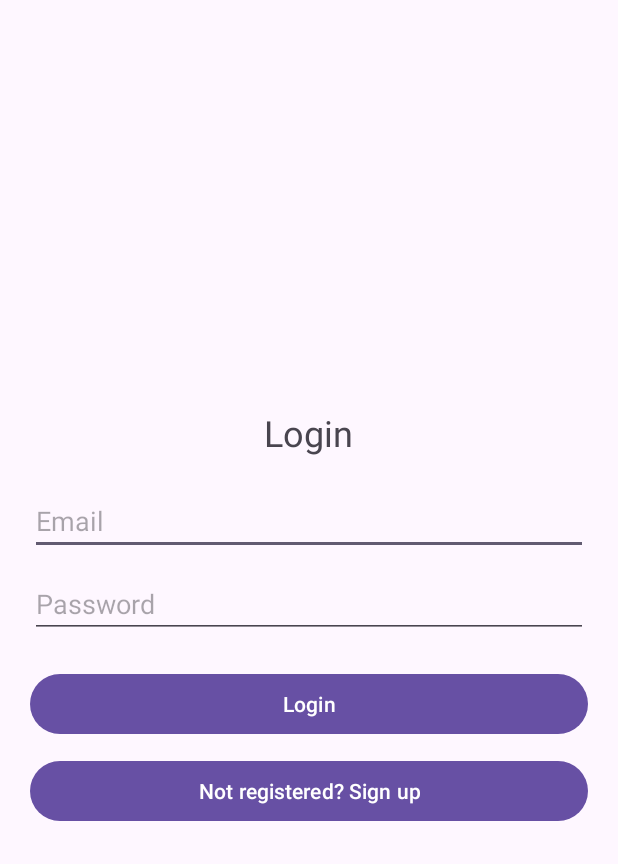
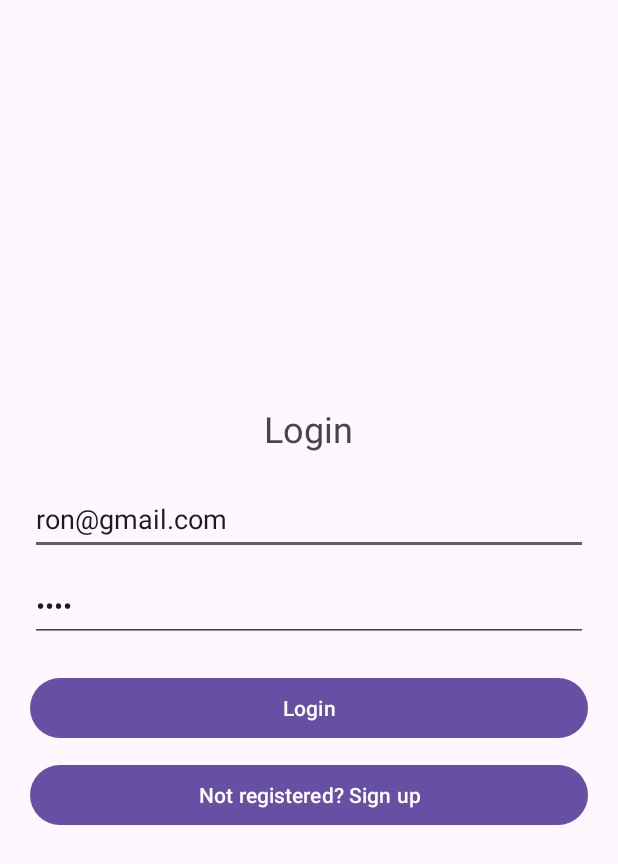
Before and after one commit to Yonatanfer/androidProject, an Android app: the screen it shows after launch (MainActivity), on a phone screen of 412 x 824 dp. Shown: the top 864 px of the screen. Run offline under Robolectric (Android 15) with nearby library versions, the phone set to English and light mode, and no system bars; our stand-ins replace Firebase (no records; nobody signed in at launch, a user with empty details on screens opened directly).

```diff
--- a/app/build.gradle
+++ b/app/build.gradle
@@ -36,8 +36,9 @@ dependencies {
     implementation libs.activity
     implementation libs.constraintlayout
     implementation libs.firebase.firestore
+    implementation 'com.squareup.picasso:picasso:2.71828'
+
     testImplementation libs.junit
     androidTestImplementation libs.ext.junit
     androidTestImplementation libs.espresso.core
-    implementation 'com.squareup.picasso:picasso:2.8'
 }
--- a/app/src/main/java/com/example/yonatanproject/HomepageActivity.java
+++ b/app/src/main/java/com/example/yonatanproject/HomepageActivity.java
@@ -7,7 +7,7 @@ import androidx.recyclerview.widget.RecyclerView;
 import android.os.Bundle;
 import android.widget.Toast;
 
-import com.example.yonatanproject.models.User;
+import com.example.yonatanproject.User;
 import com.google.firebase.firestore.FirebaseFirestore;
 import com.google.firebase.firestore.DocumentSnapshot;
 
@@ -28,7 +28,7 @@ public class HomepageActivity extends AppCompatActivity {
         rvUsers = findViewById(R.id.rvUsers);
         db = FirebaseFirestore.getInstance();
         usersList = new ArrayList<>();
-        adapter = new UserAdapter(this, usersList);
+        adapter = new UserAdapter(usersList, this);
 
         rvUsers.setLayoutManager(new LinearLayoutManager(this));
         rvUsers.setAdapter(adapter);
--- a/app/src/main/java/com/example/yonatanproject/RegisterActivity.java
+++ b/app/src/main/java/com/example/yonatanproject/RegisterActivity.java
@@ -13,7 +13,7 @@ import android.os.Bundle;
 import android.provider.MediaStore;
 import android.widget.*;
 
-import com.example.yonatanproject.models.User;
+import com.example.yonatanproject.User;
 import com.google.firebase.firestore.FirebaseFirestore;
 
 import java.io.IOException;
--- a/app/src/main/java/com/example/yonatanproject/models/User.java
+++ b/app/src/main/java/com/example/yonatanproject/User.java
@@ -1,4 +1,4 @@
-package com.example.yonatanproject.models;
+package com.example.yonatanproject;
 
 public class User {
     private String firstName;
--- a/app/src/main/java/com/example/yonatanproject/UserDetailsDialog.java
+++ b/app/src/main/java/com/example/yonatanproject/UserDetailsDialog.java
@@ -10,7 +10,7 @@ import androidx.annotation.NonNull;
 import androidx.annotation.Nullable;
 import androidx.fragment.app.DialogFragment;
 
-import com.example.yonatanproject.models.User;
+import com.example.yonatanproject.User;
 import com.squareup.picasso.Picasso;
 
 public class UserDetailsDialog extends DialogFragment {
@@ -37,8 +37,8 @@ public class UserDetailsDialog extends DialogFragment {
         tvEmail.setText(user.getEmail());
         tvPhone.setText(user.getPhone());
 
-        if (user.getUrl() != null && !user.getUrl().isEmpty()) {
-            Picasso.get().load(user.getUrl()).into(ivProfileLarge);
+        if (user.getImageUrl() != null && !user.getImageUrl().isEmpty()) {
+            Picasso.get().load(user.getImageUrl()).into(ivProfileLarge);
         }
 
         return view;
--- a/app/src/main/res/layout/activity_main.xml
+++ b/app/src/main/res/layout/activity_main.xml
@@ -11,34 +11,40 @@
         android:textSize="24sp"
         android:layout_width="wrap_content"
         android:layout_height="wrap_content"
-        android:layout_marginBottom="20dp"/>
+        android:layout_marginBottom="20dp" />
 
     <EditText
         android:id="@+id/etLoginEmail"
         android:hint="Email"
+        android:text="ron@gmail.com"
         android:inputType="textEmailAddress"
+        android:minHeight="48dp"
         android:layout_width="match_parent"
-        android:layout_height="wrap_content"/>
+        android:layout_height="wrap_content" />
 
     <EditText
         android:id="@+id/etLoginPass"
         android:hint="Password"
+        android:text="1234"
         android:inputType="textPassword"
+        android:minHeight="48dp"
         android:layout_width="match_parent"
         android:layout_height="wrap_content"
-        android:layout_marginTop="10dp"/>
+        android:layout_marginTop="10dp" />
 
     <Button
         android:id="@+id/btnLogin"
         android:text="Login"
+        android:minHeight="48dp"
         android:layout_width="match_parent"
         android:layout_height="wrap_content"
-        android:layout_marginTop="20dp"/>
+        android:layout_marginTop="20dp" />
 
     <Button
         android:id="@+id/btnGoToRegister"
         android:text="Not registered? Sign up"
+        android:minHeight="48dp"
         android:layout_width="match_parent"
         android:layout_height="wrap_content"
-        android:layout_marginTop="10dp"/>
+        android:layout_marginTop="10dp" />
 </LinearLayout>
```
Also changed, not shown: app/src/main/java/com/example/yonatanproject/UserAdapter.java (+33 -13 lines).
